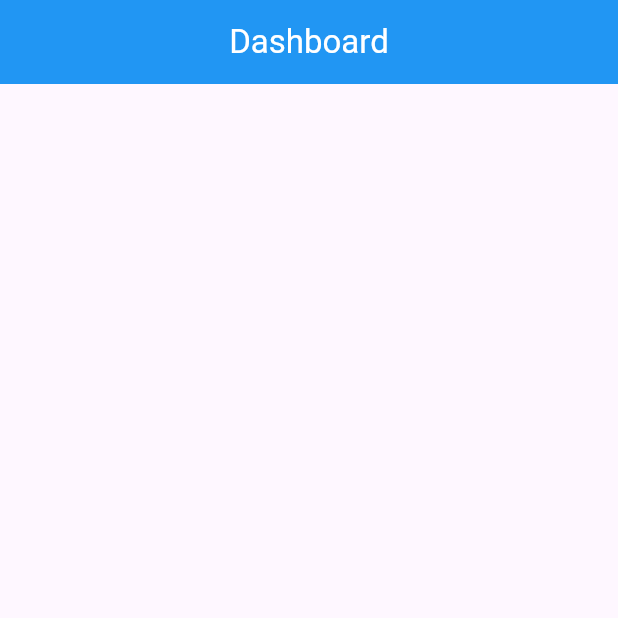
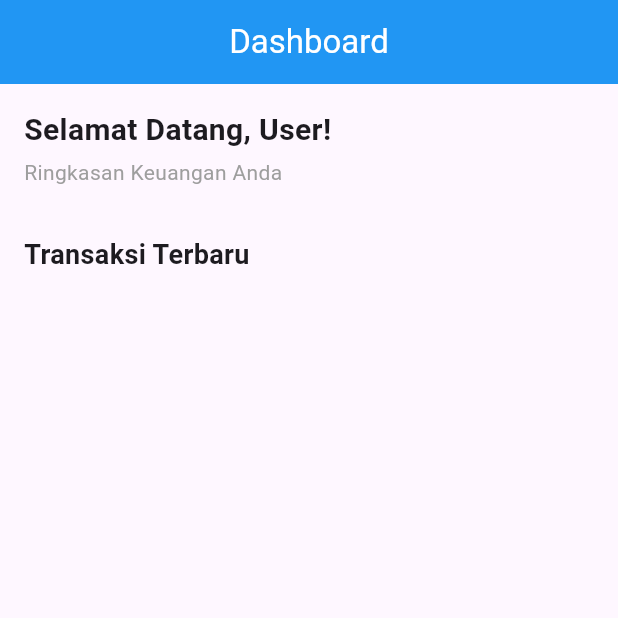
Before and after one commit to BungaDOR/Project-Aplikasi-Berbasis-Web-Pencatatan-Keuangan, a Flutter app: the screen it shows after launch, on a phone screen of 412 x 824 dp, the top half of it. Run offline on Flutter 3.47's test engine with Material 3 defaults, Android fonts, the phone set to English and light mode, and no system bars.

Commit message:
user welcome

```diff
--- a/lib/dashboard/dashboard.dart
+++ b/lib/dashboard/dashboard.dart
@@ -14,6 +14,28 @@ class DashboardScreen extends StatelessWidget {
         ),
         centerTitle: true,
       ),
+      body: Padding(
+        padding: const EdgeInsets.all(16),
+        child: Column(
+          crossAxisAlignment: CrossAxisAlignment.start,
+          children: const [
+            Text(
+              'Selamat Datang, User!',
+              style: TextStyle(fontSize: 20, fontWeight: FontWeight.bold),
+            ),
+            SizedBox(height: 4),
+            Text(
+              'Ringkasan Keuangan Anda',
+              style: TextStyle(color: Colors.grey),
+            ),
+            SizedBox(height: 32),
+            Text(
+              'Transaksi Terbaru',
+              style: TextStyle(fontSize: 18, fontWeight: FontWeight.bold),
+            ),
+          ],
+        ),
+      ),
     );
   }
 }
```
